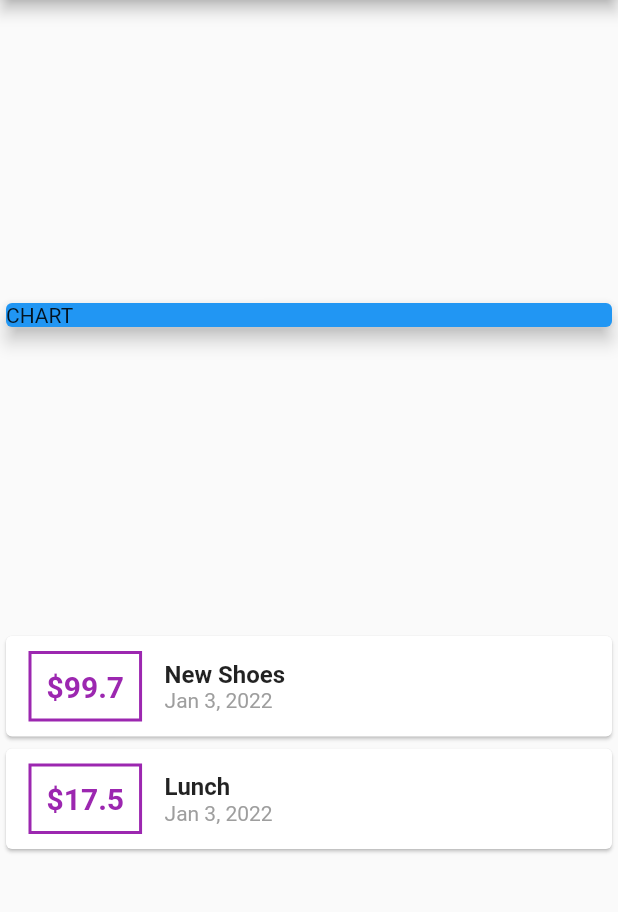
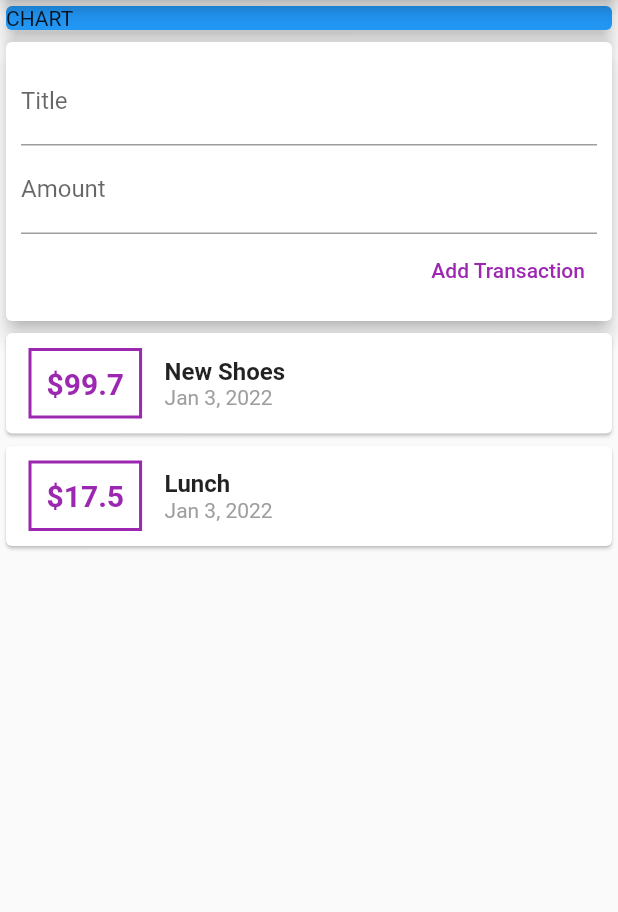
Before and after one commit to clshu/flutter_personal_expenses, a Flutter app: the screen it shows after launch, on a phone screen of 412 x 824 dp, the part 84-996 px from its top. Run offline on Flutter 3.47's test engine with Material 2 defaults, Android fonts, the phone set to English and light mode, and no system bars.

Commit message:
Create 2 TextFields and 1 TextButton to input title and amount.

```diff
--- a/lib/main.dart
+++ b/lib/main.dart
@@ -35,7 +35,7 @@ class MyHomePage extends StatelessWidget {
         title: Text('Expense Planner'),
       ),
       body: Column(
-        mainAxisAlignment: MainAxisAlignment.spaceEvenly,
+        mainAxisAlignment: MainAxisAlignment.start,
         crossAxisAlignment: CrossAxisAlignment.stretch,
         children: <Widget>[
           Container(
@@ -44,6 +44,31 @@ class MyHomePage extends StatelessWidget {
               child: Text('CHART'),
               elevation: 5,
               color: Colors.blue,
+            ),
+          ),
+          Card(
+            elevation: 5,
+            child: Container(
+              padding: EdgeInsets.all(10),
+              child: Column(
+                crossAxisAlignment: CrossAxisAlignment.end,
+                children: [
+                  TextField(
+                    decoration: InputDecoration(labelText: 'Title'),
+                  ),
+                  TextField(
+                    decoration: InputDecoration(labelText: 'Amount'),
+                  ),
+                  TextButton(
+                      onPressed: () {
+                        print('Button Pressed');
+                      },
+                      child: Text(
+                        'Add Transaction',
+                        style: TextStyle(color: Colors.purple),
+                      ))
+                ],
+              ),
             ),
           ),
           Column(
```
